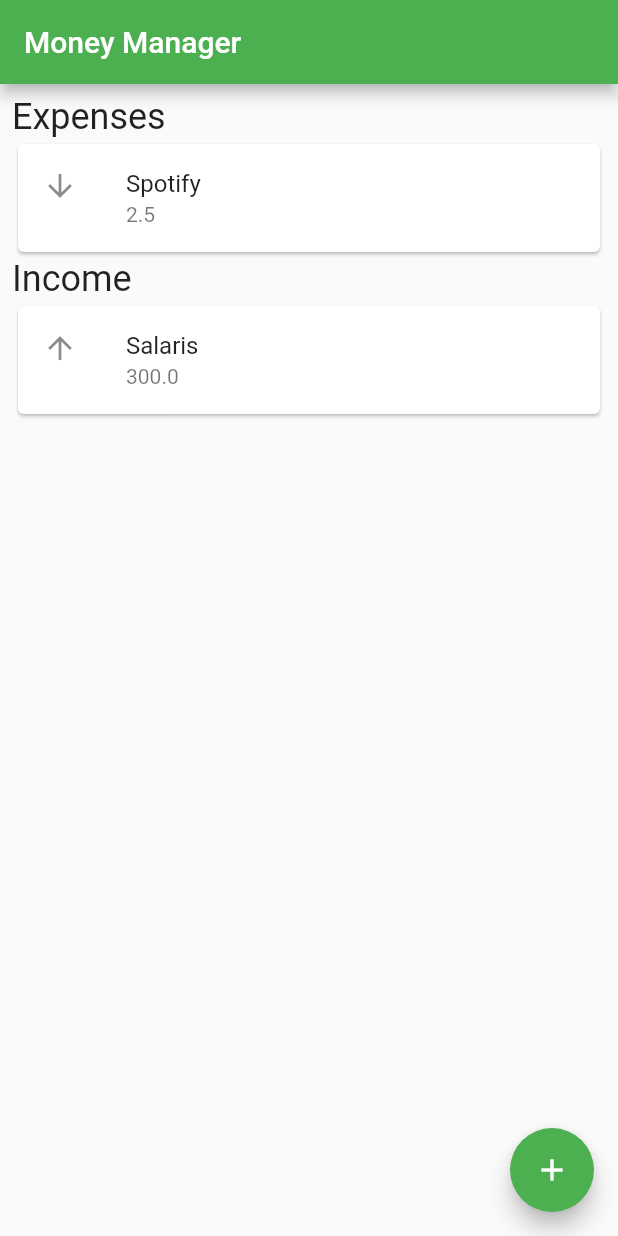
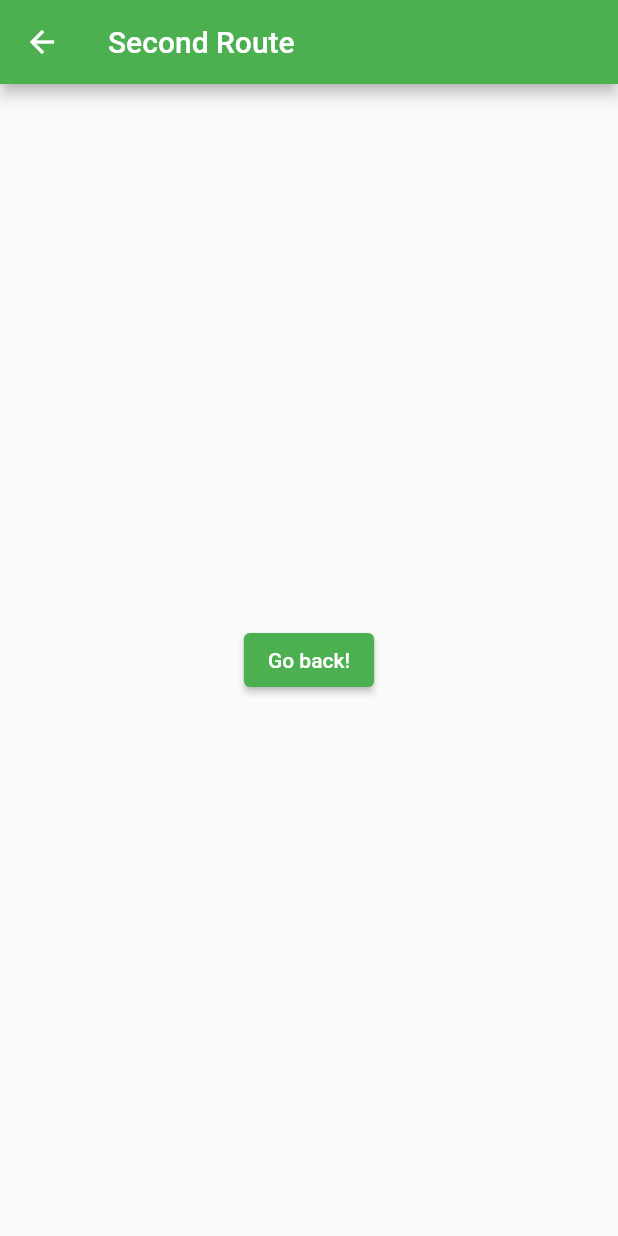
Before and after one commit to 2zqa/money_manager_flutter, a Flutter app: the screen it shows after launch, after a tap on the "add" icon, on a phone screen of 412 x 824 dp. Run offline on Flutter 3.47's test engine with Material 2 defaults, Android fonts, the light colour scheme and no system bars.

Commit message:
Add basic new route

```diff
--- a/lib/main.dart
+++ b/lib/main.dart
@@ -1,4 +1,5 @@
 import 'package:flutter/material.dart';
+import 'new_balance_item.dart';
 
 // Logic
 enum RecurringType { daily, weekly, fortnightly, monthly, yearly }
@@ -91,7 +92,12 @@
           ],
         ),
         floatingActionButton: FloatingActionButton(
-          onPressed: () {},
+          onPressed: () {
+            Navigator.push(
+              context,
+              MaterialPageRoute(builder: (context) => SecondRoute()),
+            );
+          },
           tooltip: 'Increment',
           child: Icon(Icons.add),
         ));
--- /dev/null
+++ b/lib/new_balance_item.dart
@@ -0,0 +1,20 @@
+import 'package:flutter/material.dart';
+
+class SecondRoute extends StatelessWidget {
+  @override
+  Widget build(BuildContext context) {
+    return Scaffold(
+      appBar: AppBar(
+        title: Text("Second Route"),
+      ),
+      body: Center(
+        child: ElevatedButton(
+          onPressed: () {
+            // Navigate back to first route when tapped.
+          },
+          child: Text('Go back!'),
+        ),
+      ),
+    );
+  }
+}
```
